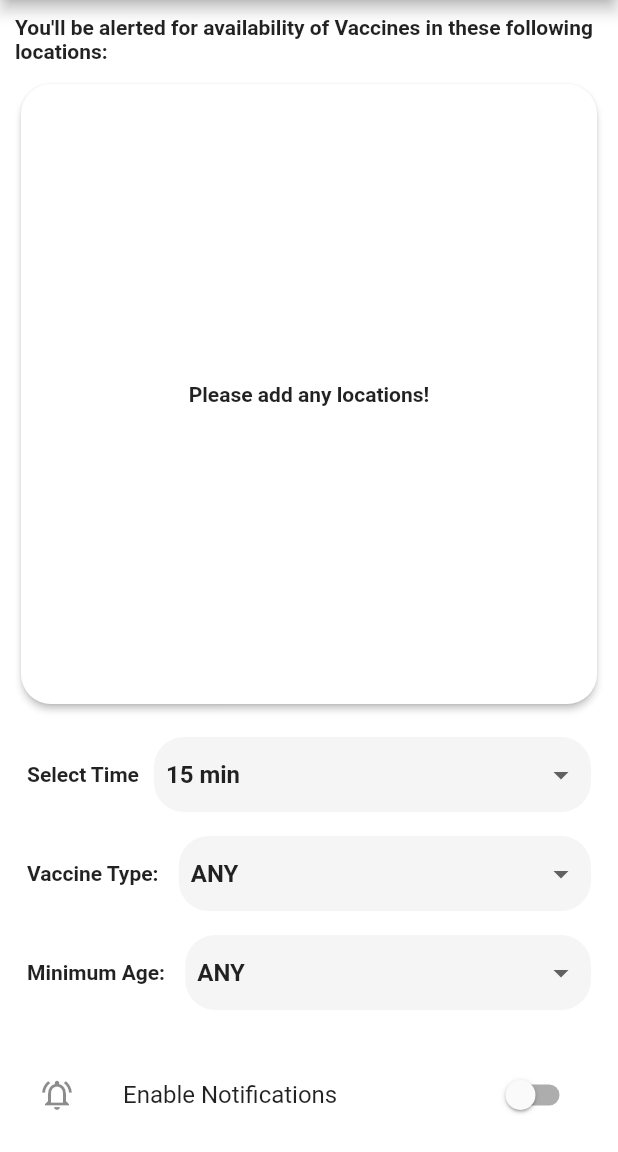
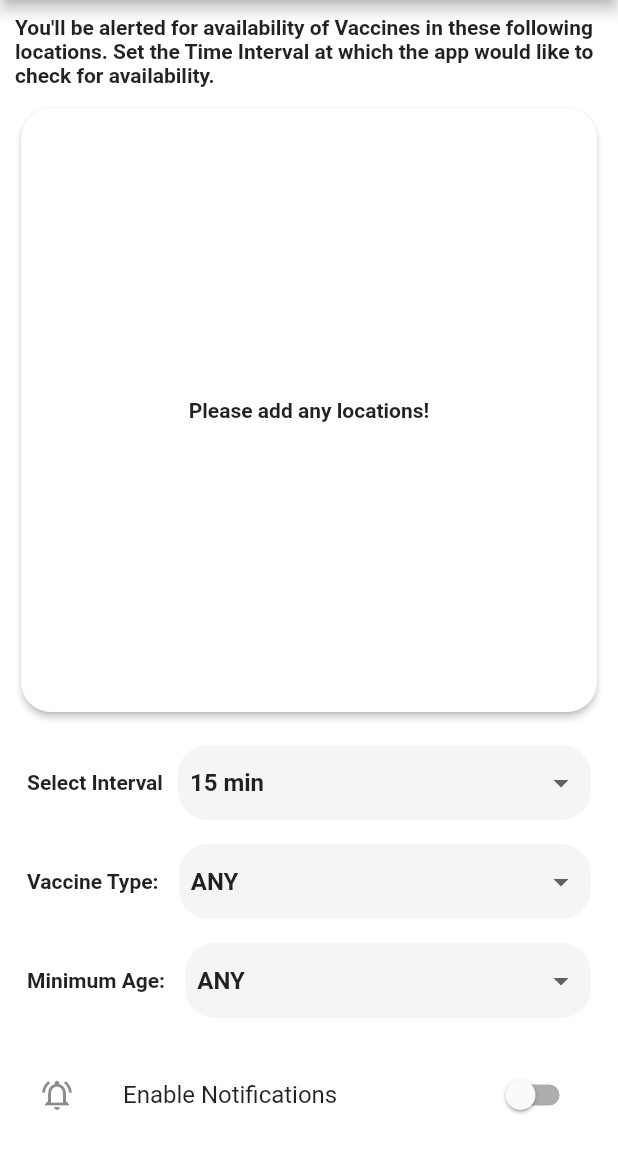
Before and after one commit to MakeshVineeth/cowin_track_availability, a Flutter app: the AlertScreen screen opened by its route, on a phone screen of 412 x 824 dp, the part 84-1236 px from its top. Run offline on Flutter 3.47's test engine with Material 2 defaults, Android fonts, the phone set to English and light mode, and no system bars; our stand-ins replace adaptive_theme, flutter_local_notifications, flutter_markdown, flutter_speed_dial, loading_indicator, shared_preferences and 1 more; missing offline and left inert: background_fetch, battery_optimization, device_apps, expand_widget, flutter_scroll_to_top, in_app_update; accounts and stored records are empty; network calls fail.

Commit message:
Update Readme and other text

```diff
--- a/lib/screens/floatingActions/VaccineAlerts/alert_screen.dart
+++ b/lib/screens/floatingActions/VaccineAlerts/alert_screen.dart
@@ -23,6 +23,8 @@ class _AlertScreenState extends State<AlertScreen> {
   String selectedVaccine = CommonData.defaultVaccineType;
   String selectedInterval = CommonData.intervals.keys.elementAt(0);
   String selectedAge = CommonData.defaultVaccineType;
+  static final String intervalDesc =
+      'Set the Time Interval at which the app would like to check for availability.';
 
   @override
   void initState() {
@@ -109,8 +111,8 @@ class _AlertScreenState extends State<AlertScreen> {
           children: [
             Text(
               isPortrait
-                  ? 'You\'ll be alerted for availability of Vaccines in these following locations:'
-                  : 'You\'ll be alerted for vaccine availability in the Locations added by you.',
+                  ? 'You\'ll be alerted for availability of Vaccines in these following locations. $intervalDesc'
+                  : 'You\'ll be alerted for vaccine availability in the Locations added by you. $intervalDesc',
               style: TextStyle(
                 fontWeight: FontWeight.w600,
               ),
@@ -132,7 +134,7 @@ class _AlertScreenState extends State<AlertScreen> {
                     list: CommonData.intervals.keys.toList(),
                     value: selectedInterval,
                     onChangeEvent: setInterval,
-                    hintText: 'Select Time',
+                    hintText: 'Select Interval',
                   ),
                   GenericTypeDropDown(
                     list: _databaseProvider.vaccinesList,
```
Also changed, not shown: 1 other file.
